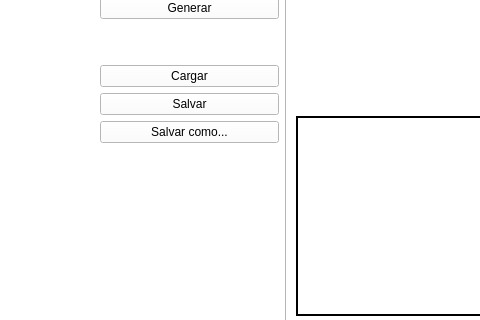
First picture: the form in Main aplication/VentanaPrincipal.ui, repository ezalorpro/LaboratorioDeControl, before the edit; both pictures show x 0 to 480 and y 131 to 451 of the 1426 by 695 pixel window.
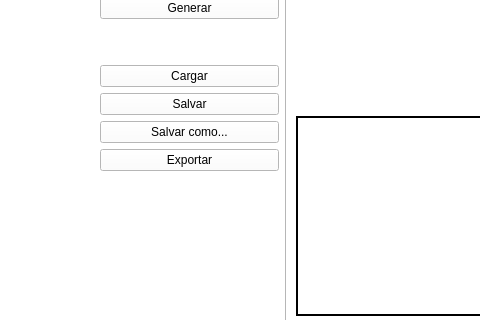
Second picture: the form after the edit. The open tabs and pages were chosen to show the change. Icons and pictures are not drawn. Custom widgets are drawn as their Qt base class.

Diff of the .ui file:
```diff
--- a/Main aplication/VentanaPrincipal.ui
+++ b/Main aplication/VentanaPrincipal.ui
@@ -2927,6 +2927,13 @@
                 </property>
                </widget>
               </item>
+              <item>
+               <widget class="QPushButton" name="exportarFuzzButton">
+                <property name="text">
+                 <string>Exportar</string>
+                </property>
+               </widget>
+              </item>
               <item>
                <spacer name="verticalSpacer">
                 <property name="orientation">
```
Left out of the diff: 12 changed lines with no effect on the pictures.
